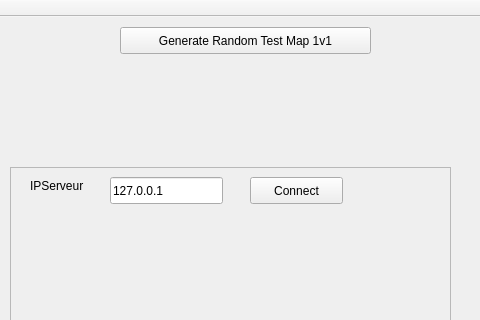
Old version of the form clientmaingame.ui in the repository samuellavoie90/cll-PlanetWarsClient; both pictures show x 300 to 780 and y 0 to 320 of the 1200 by 1000 pixel window.
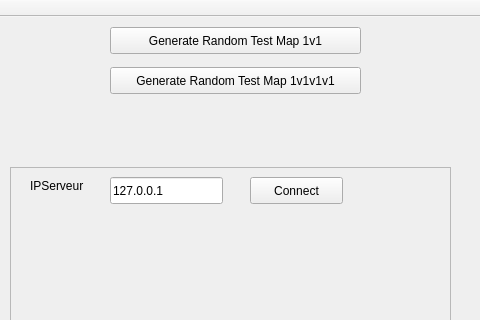
New version of the form.

Diff of the .ui file:
```diff
--- a/clientmaingame.ui
+++ b/clientmaingame.ui
@@ -72,7 +72,7 @@
    <widget class="QPushButton" name="pushButton_3">
     <property name="geometry">
      <rect>
-      <x>420</x>
+      <x>410</x>
       <y>10</y>
       <width>251</width>
       <height>27</height>
@@ -82,6 +82,19 @@
      <string>Generate Random Test Map 1v1</string>
     </property>
    </widget>
+   <widget class="QPushButton" name="pushButton_4">
+    <property name="geometry">
+     <rect>
+      <x>410</x>
+      <y>50</y>
+      <width>251</width>
+      <height>27</height>
+     </rect>
+    </property>
+    <property name="text">
+     <string>Generate Random Test Map 1v1v1v1</string>
+    </property>
+   </widget>
   </widget>
   <widget class="QMenuBar" name="menuBar">
    <property name="geometry">
```
